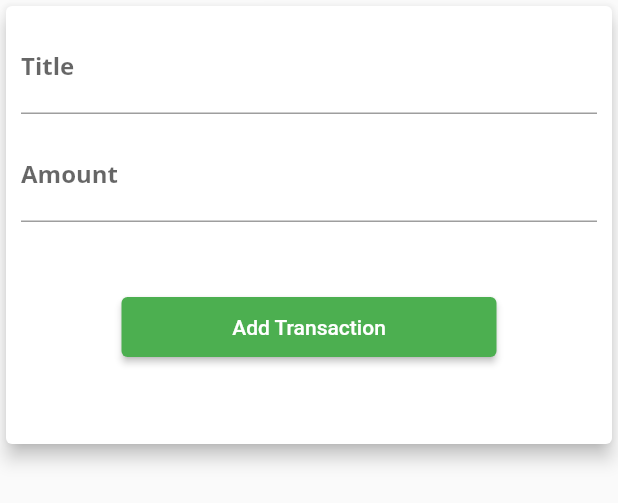
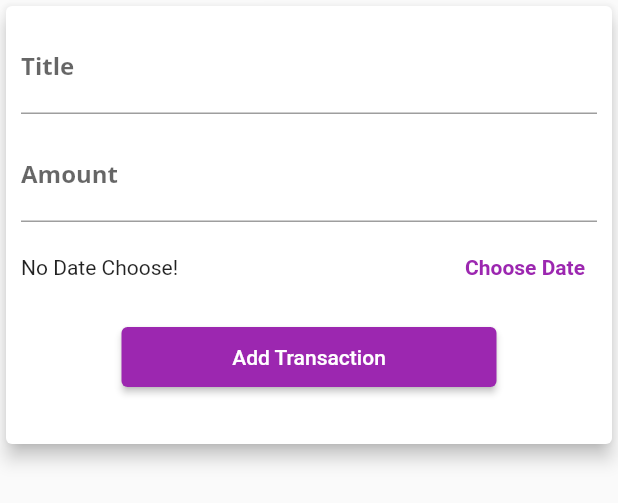
Before and after one commit to sunilkr123/Flutter-ExpenseManagement, a Flutter app: the Newtransaction widget shown alone on an empty page, opened directly with empty values, after a tap on "Add Transaction", on a phone screen of 412 x 824 dp. Shown: the top 503 px of the screen. Run offline on Flutter 3.47's test engine with Material 2 defaults, Android fonts, the phone set to English and light mode, and no system bars.

Commit message:
calandar added

```diff
--- a/lib/chart_bar.dart
+++ b/lib/chart_bar.dart
@@ -14,7 +14,7 @@ class ChartBar extends StatelessWidget {
         Text('\$${spendingAmount.toStringAsFixed(0)}'),
         SizedBox(height: 4,),
         Container(
-          height: 60,
+          height: 70,
           width: 10,
           child: Stack(
             children: [
@@ -35,7 +35,8 @@ class ChartBar extends StatelessWidget {
         ),
         SizedBox(
           height: 4,
-        )
+        ),
+        Text(label),
       ],
     );
   }
--- a/lib/new_transaction.dart
+++ b/lib/new_transaction.dart
@@ -1,6 +1,6 @@
 
 import 'package:flutter/material.dart';
-
+import 'package:intl/intl.dart';
 class Newtransaction extends StatefulWidget {
   final Function addTrans;
   Newtransaction(this.addTrans);
@@ -12,15 +12,36 @@ class _NewtransactionState extends State<Newtransaction> {
   final titleController = TextEditingController();
   final amountController = TextEditingController();
 
+  DateTime? _selectedDate;
+
   void onSubmitData() {
    final titleValue = titleController.text;
    final amountValue = double.parse(amountController.text);
-   if (titleValue.isEmpty || amountValue < 0) {
+   if (titleValue.isEmpty || amountValue < 0 || _selectedDate == null) {
      return;
    }
-   widget.addTrans(titleValue, amountValue);
+   widget.addTrans(titleValue, amountValue, _selectedDate);
    Navigator.of(context).pop();
   }
+
+   void _showDatePicker()  {
+      showDatePicker(
+        context: context,
+        initialDate: DateTime.now(),
+        firstDate: DateTime(2015),
+        lastDate: DateTime.now(),
+      ).then( (pickedDate) {
+        if (pickedDate == null) {
+          return;
+        }
+        setState(() {
+          _selectedDate = pickedDate;
+        });
+
+      });
+  }
+
+
 
   @override
   Widget build(BuildContext context) {
@@ -50,12 +71,22 @@ class _NewtransactionState extends State<Newtransaction> {
                 onSubmitted: (_)=> onSubmitData,
                 style: TextStyle(fontFamily: 'OpenSans',fontSize: 16, fontWeight: FontWeight.bold),
               ),
-             SizedBox(height: 50,)
-          ,
-              // TextButton(onPressed:  () {
-              //   onSubmitData();
-              //   // this.addTrans(titleController.text, double.parse(amountController.text));
-              // }, child: Text('Add Transaction'))
+              Container(
+                height: 60,
+                child: Row(
+                  children: [
+                    Expanded(
+                      child: Text(_selectedDate == null ? 'No Date Choose!' :
+                      'Picked date: ${DateFormat('yyyy-MMM-dd, MM:hh a').format(_selectedDate!)}'),
+                    ),
+                    TextButton(
+                      onPressed: _showDatePicker,
+                      child: Text('Choose Date', style: TextStyle(color: Theme.of(context).primaryColor,fontWeight: FontWeight.bold),),
+                    )
+                  ],
+                ),
+              ),
+             SizedBox(height: 10,),
               SizedBox(
                 width: 250,
                 height: 40,
--- a/lib/user_transaction.dart
+++ b/lib/user_transaction.dart
@@ -32,7 +32,7 @@ class _UserTransaction extends State<UserTransaction> {
    SizedBox(
        //height: 200,
        child: Newtransaction(_addTransaction)),
-   TransactionList(_transaction),
+   // TransactionList(_transaction),
  ],);
   }
 }
```
Also changed, not shown: lib/main.dart (+10 -17 lines), lib/transaction_list.dart (+7 -32 lines).
